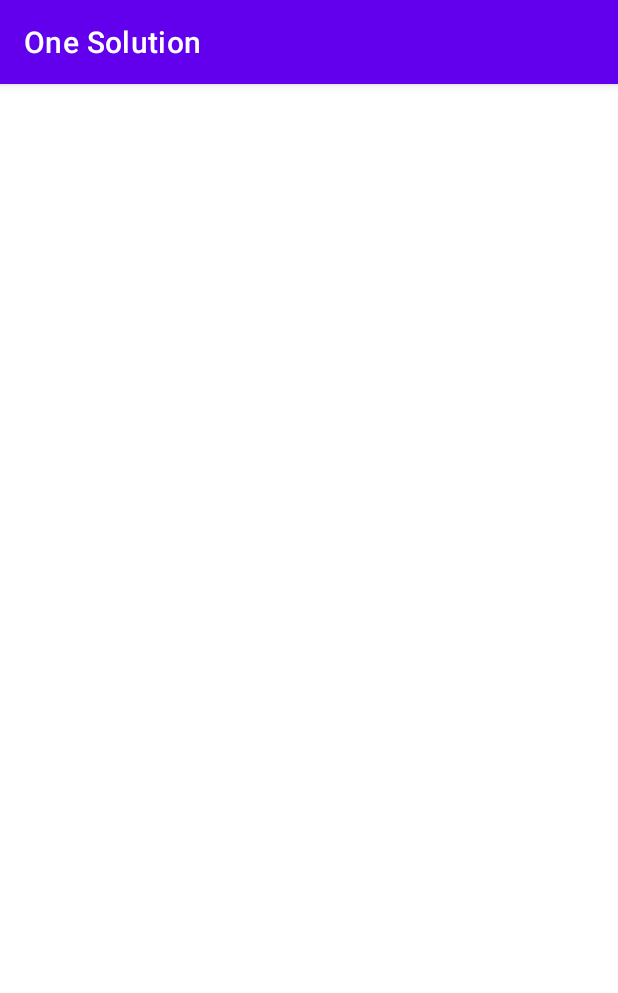
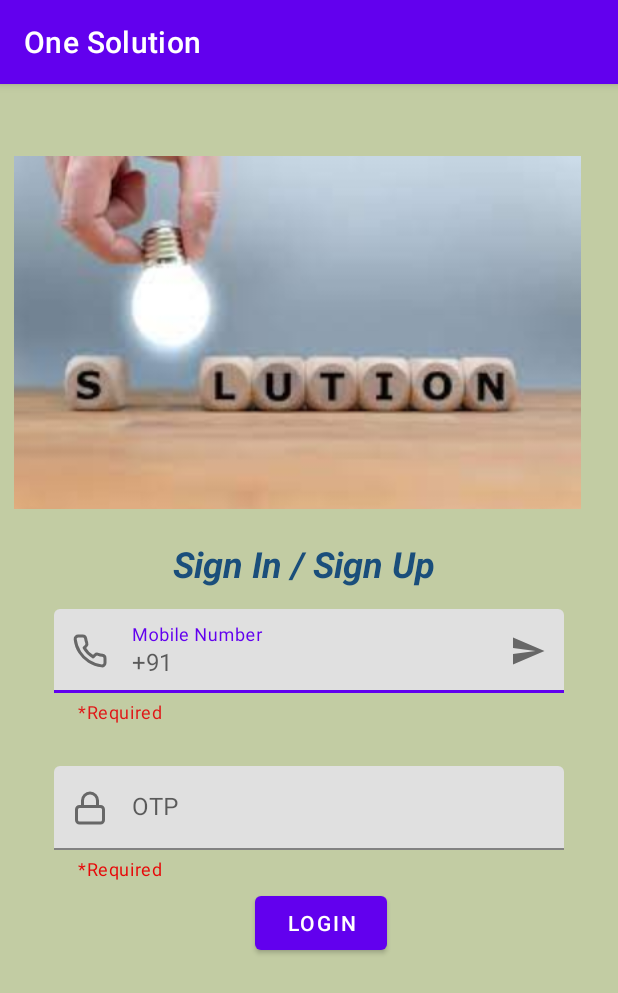
Before and after one commit to sparjapati/One-Solution, an Android app: the LoginActivity screen opened directly, with no data from a screen before it, on a phone screen of 412 x 824 dp. Shown: the top 993 px of the screen. Run offline under Robolectric (Android 15) with nearby library versions, the phone set to English and light mode, and no system bars; our stand-ins replace data binding.

```diff
--- a/app/src/main/AndroidManifest.xml
+++ b/app/src/main/AndroidManifest.xml
@@ -9,6 +9,9 @@
         android:roundIcon="@mipmap/ic_launcher_round"
         android:supportsRtl="true"
         android:theme="@style/Theme.OneSolution">
+        <activity
+            android:name=".activities.BaseActivity"
+            android:exported="true" />
         <activity
             android:name=".activities.LoginActivity"
             android:exported="true" />
--- a/app/src/main/java/edu/vermaSanjay15907/oneSolution/activities/HomeActivity.kt
+++ b/app/src/main/java/edu/vermaSanjay15907/oneSolution/activities/HomeActivity.kt
@@ -4,7 +4,7 @@ import androidx.appcompat.app.AppCompatActivity
 import android.os.Bundle
 import edu.vermaSanjay15907.oneSolution.R
 
-class HomeActivity : AppCompatActivity() {
+class HomeActivity : BaseActivity() {
     override fun onCreate(savedInstanceState: Bundle?) {
         super.onCreate(savedInstanceState)
         setContentView(R.layout.activity_home)
--- a/app/src/main/java/edu/vermaSanjay15907/oneSolution/activities/LoginActivity.kt
+++ b/app/src/main/java/edu/vermaSanjay15907/oneSolution/activities/LoginActivity.kt
@@ -1,10 +1,9 @@
 package edu.vermaSanjay15907.oneSolution.activities
 
-import androidx.appcompat.app.AppCompatActivity
 import android.os.Bundle
 import edu.vermaSanjay15907.oneSolution.R
 
-class LoginActivity : AppCompatActivity() {
+class LoginActivity : BaseActivity() {
     override fun onCreate(savedInstanceState: Bundle?) {
         super.onCreate(savedInstanceState)
         setContentView(R.layout.activity_login)
--- a/app/src/main/java/edu/vermaSanjay15907/oneSolution/fragments/LoginFragment.kt
+++ b/app/src/main/java/edu/vermaSanjay15907/oneSolution/fragments/LoginFragment.kt
@@ -1,19 +1,46 @@
 package edu.vermaSanjay15907.oneSolution.fragments
 
+import android.app.Activity
 import android.os.Bundle
+import android.util.Log
 import android.view.LayoutInflater
 import android.view.View
 import android.view.ViewGroup
 import androidx.fragment.app.Fragment
-import edu.vermaSanjay15907.oneSolution.R
+import androidx.navigation.fragment.findNavController
+import edu.vermaSanjay15907.oneSolution.databinding.FragmentLoginBinding
+import edu.vermaSanjay15907.oneSolution.utils.Konstants.TAG
 
 class LoginFragment : Fragment() {
+
+    private lateinit var binding: FragmentLoginBinding
+    private lateinit var activity: Activity
 
     override fun onCreateView(
         inflater: LayoutInflater, container: ViewGroup?,
         savedInstanceState: Bundle?
-    ): View? {
-        // Inflate the layout for this fragment
-        return inflater.inflate(R.layout.fragment_login, container, false)
+    ): View {
+        binding = FragmentLoginBinding.inflate(layoutInflater, container, false)
+        activity = requireActivity()
+
+
+        binding.btnLogin.setOnClickListener {
+            verifyOtp(binding.etOtp.text.toString())
+        }
+
+        binding.tilPhoneNumber.setEndIconOnClickListener {
+            sendOtp(binding.tilPhoneNumber.prefixText.toString() + binding.etPhoneNumber.text.toString())
+        }
+
+        return binding.root
+    }
+
+    private fun sendOtp(phoneNumber: String) {
+        Log.d(TAG, "otp sent")
+    }
+
+    private fun verifyOtp(code: String) {
+        Log.d(TAG, "verifyOtp: verification complete")
+//        findNavController().na
     }
 }
--- /dev/null
+++ b/app/src/main/java/edu/vermaSanjay15907/oneSolution/utils/Konstants.kt
@@ -0,0 +1,5 @@
+package edu.vermaSanjay15907.oneSolution.utils
+
+object Konstants {
+    const val TAG = "parjapat"
+}
--- /dev/null
+++ b/app/src/main/res/drawable-v24/et_bg.xml
@@ -0,0 +1,5 @@
+<?xml version="1.0" encoding="utf-8"?>
+<shape xmlns:android="http://schemas.android.com/apk/res/android">
+    <solid android:color="#92B4AB" />
+    <corners android:radius="10dp" />
+</shape>
--- a/app/src/main/res/layout/activity_login.xml
+++ b/app/src/main/res/layout/activity_login.xml
@@ -6,4 +6,13 @@
     android:layout_height="match_parent"
     tools:context=".activities.LoginActivity">
 
+
+    <androidx.fragment.app.FragmentContainerView
+        android:id="@+id/fragmentContainerView"
+        android:name="androidx.navigation.fragment.NavHostFragment"
+        android:layout_width="match_parent"
+        android:layout_height="match_parent"
+        app:defaultNavHost="true"
+        app:navGraph="@navigation/login_screen_nav_graph" />
+
 </androidx.constraintlayout.widget.ConstraintLayout>
--- /dev/null
+++ b/app/src/main/res/navigation/login_screen_nav_graph.xml
@@ -0,0 +1,23 @@
+<?xml version="1.0" encoding="utf-8"?>
+<navigation xmlns:android="http://schemas.android.com/apk/res/android"
+    xmlns:app="http://schemas.android.com/apk/res-auto"
+    android:id="@+id/login_screen_nav_graph"
+    app:startDestination="@id/loginFragment">
+
+    <fragment
+        android:id="@+id/loginFragment"
+        android:name="edu.vermaSanjay15907.oneSolution.fragments.LoginFragment"
+        android:label="LoginFragment" >
+        <action
+            android:id="@+id/action_loginFragment_to_newRegistrationFragment"
+            app:destination="@id/newRegistrationFragment" />
+    </fragment>
+    <fragment
+        android:id="@+id/newRegistrationFragment"
+        android:name="edu.vermaSanjay15907.oneSolution.fragments.NewRegistrationFragment"
+        android:label="NewRegistrationFragment" >
+        <argument
+            android:name="phoneNumber"
+            app:argType="string" />
+    </fragment>
+</navigation>
--- a/app/src/main/res/values/colors.xml
+++ b/app/src/main/res/values/colors.xml
@@ -7,4 +7,7 @@
     <color name="teal_700">#FF018786</color>
     <color name="black">#FF000000</color>
     <color name="white">#FFFFFFFF</color>
+
+    <color name="colorSnackbarError">#F72400</color>
+    <color name="colorSnackbarSuccess">#8BC34A</color>
 </resources>
--- a/build.gradle
+++ b/build.gradle
@@ -8,6 +8,9 @@ buildscript {
         classpath "com.android.tools.build:gradle:7.0.2"
         classpath "org.jetbrains.kotlin:kotlin-gradle-plugin:1.5.31"
 
+        def nav_version = "2.3.5"
+        classpath("androidx.navigation:navigation-safe-args-gradle-plugin:$nav_version")
+
         // NOTE: Do not place your application dependencies here; they belong
         // in the individual module build.gradle files
     }
```
Also changed, not shown: app/build.gradle (+8 -0 lines), app/src/main/java/edu/vermaSanjay15907/oneSolution/activities/BaseActivity.kt (added, +44 -0 lines), app/src/main/java/edu/vermaSanjay15907/oneSolution/fragments/NewRegistrationFragment.kt (added, +54 -0 lines), app/src/main/java/edu/vermaSanjay15907/oneSolution/models/Address.kt (added, +9 -0 lines), app/src/main/java/edu/vermaSanjay15907/oneSolution/models/User.kt (added, +10 -0 lines), app/src/main/res/layout/activity_base.xml (added, +9 -0 lines), app/src/main/res/layout/fragment_new_registration.xml (added, +216 -0 lines), app/src/main/res/values/styles.xml (+7 -0 lines).
